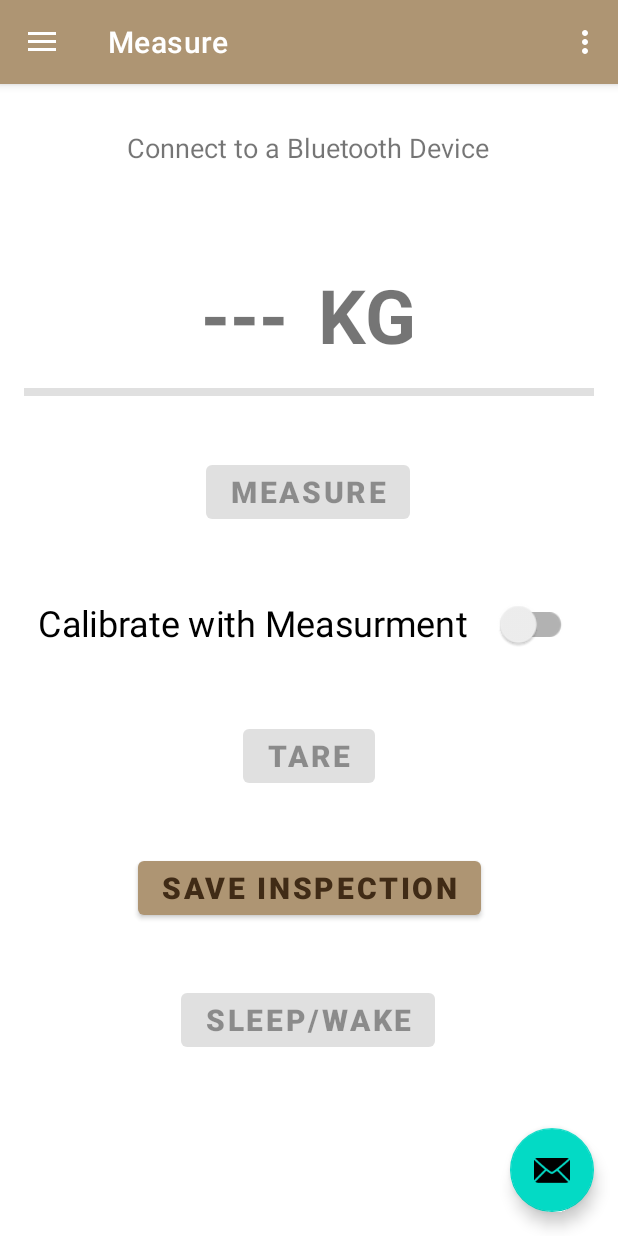
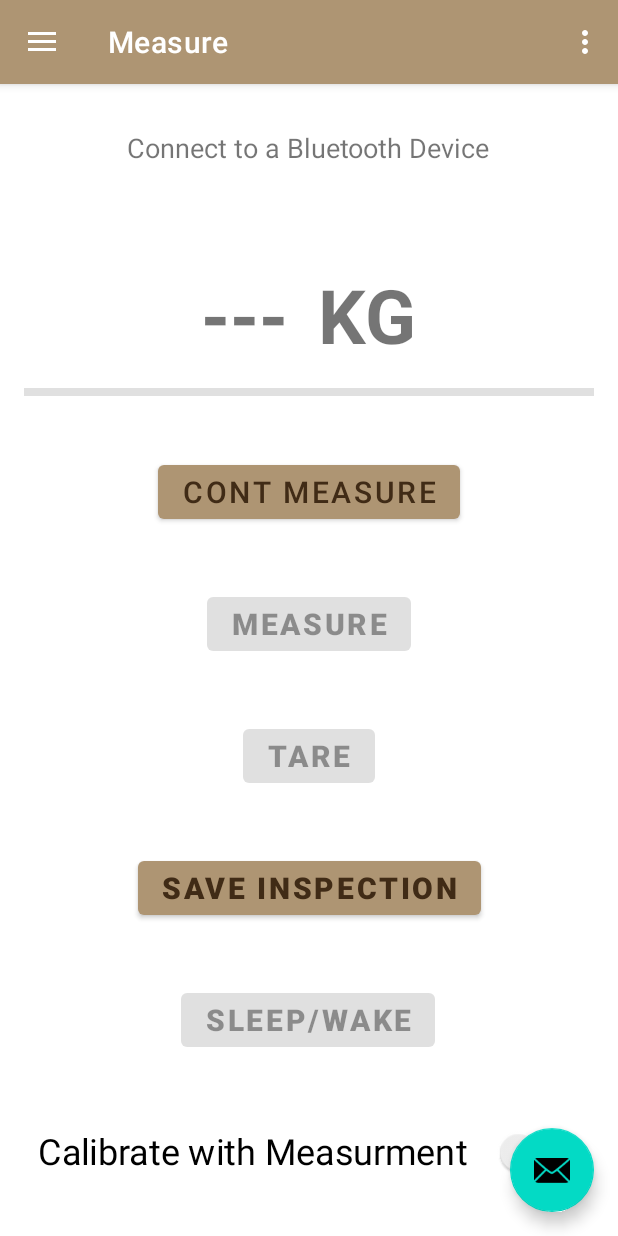
Before and after one commit to RuhanLouw/SkrispsieApp_MyLiveStockScale, an Android app: the screen it shows after launch (MainActivity), on a phone screen of 412 x 824 dp. Run offline under Robolectric (Android 15) with nearby library versions, the phone set to English and light mode, and no system bars; our stand-ins replace Room's generated code, navigation-ui.

Commit message:
Cont_Measure

```diff
--- a/app/src/main/java/com/mylivestock/app/MainActivity.java
+++ b/app/src/main/java/com/mylivestock/app/MainActivity.java
@@ -155,6 +155,9 @@ public class MainActivity extends AppCompatActivity {
                                 Log.d("ESP32", "2");
                                 sharedViewModel.setSystemText("Scale Tared");
                                 break;
+                            case 3:
+                                Log.d("ESP32", "3");
+                                sharedViewModel.setSystemText("Continuous Measurement");
                         }
                         break;
 
@@ -162,11 +165,10 @@ public class MainActivity extends AppCompatActivity {
                         if (connectedThread != null) {
                             String messageToSend = msg.obj.toString();
                             connectedThread.write(messageToSend);
-                            break;
                         }else {
                             sharedViewModel.setSystemText("Error Not Connected");
-                            break;
                         }
+	                    break;
                 }
             }
         };
--- a/app/src/main/res/layout/fragment_measure.xml
+++ b/app/src/main/res/layout/fragment_measure.xml
@@ -78,9 +78,8 @@
         android:textStyle="bold"
         app:iconTint="@color/header_background"
         app:layout_constraintEnd_toEndOf="parent"
-        app:layout_constraintHorizontal_bias="0.498"
         app:layout_constraintStart_toStartOf="parent"
-        app:layout_constraintTop_toBottomOf="@+id/divider" />
+        app:layout_constraintTop_toBottomOf="@+id/buttonContMeasure" />
 
     <Button
         android:id="@+id/buttonTare"
@@ -93,7 +92,7 @@
         app:iconTint="@color/header_background"
         app:layout_constraintEnd_toEndOf="parent"
         app:layout_constraintStart_toStartOf="parent"
-        app:layout_constraintTop_toBottomOf="@+id/switchCalibrate" />
+        app:layout_constraintTop_toBottomOf="@+id/buttonMeasure" />
 
     <Button
         android:id="@+id/buttonSave"
@@ -135,5 +134,16 @@
         android:textSize="@dimen/btn_textSize"
         app:layout_constraintEnd_toEndOf="parent"
         app:layout_constraintStart_toStartOf="parent"
-        app:layout_constraintTop_toBottomOf="@+id/buttonMeasure" />
+        app:layout_constraintTop_toBottomOf="@+id/buttonSleepWake" />
+
+    <Button
+        android:id="@+id/buttonContMeasure"
+        android:layout_width="wrap_content"
+        android:layout_height="wrap_content"
+        android:layout_marginTop="40dp"
+        android:text="Cont Measure"
+        android:textSize="@dimen/btn_textSize"
+        app:layout_constraintEnd_toEndOf="parent"
+        app:layout_constraintStart_toStartOf="parent"
+        app:layout_constraintTop_toBottomOf="@+id/divider" />
 </androidx.constraintlayout.widget.ConstraintLayout>
```
Also changed, not shown: app/src/main/java/com/mylivestock/app/SharedViewModel.java (+1 -10 lines), app/src/main/java/com/mylivestock/app/ui/measure/MeasureFragment.java (+17 -7 lines).
